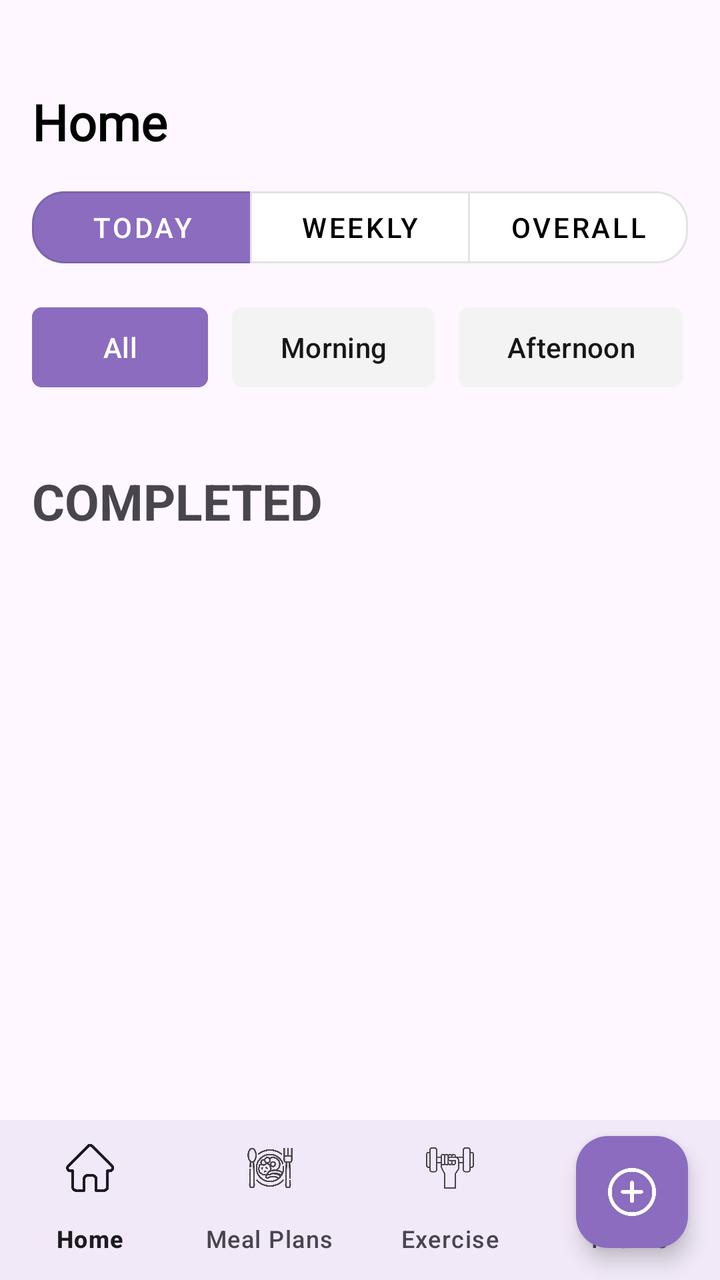
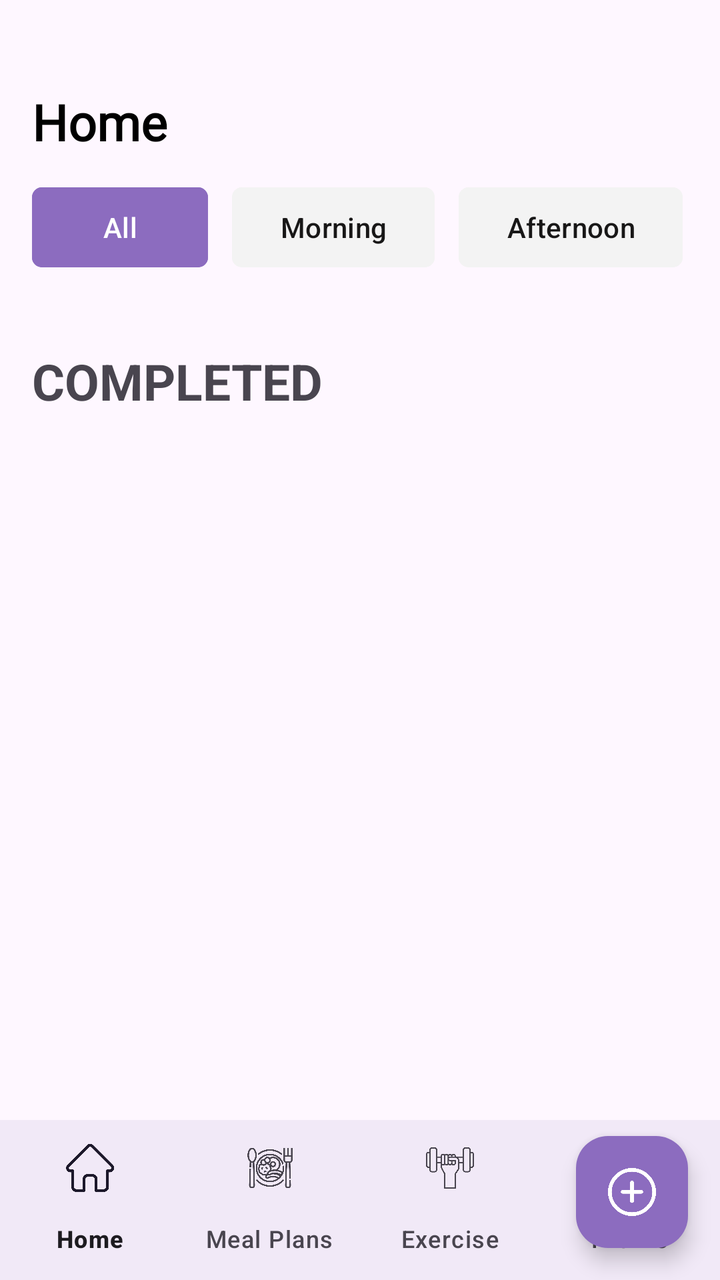

Two renders of the same Android screen: before a commit and after it. Below are the layout's source before the change and the commit's diff.
<!-- AndroidManifest.xml: application theme Theme.FitPro -->
<!-- res/layout/activity_main_home.xml -->
<?xml version="1.0" encoding="utf-8"?>
<androidx.coordinatorlayout.widget.CoordinatorLayout
    xmlns:android="http://schemas.android.com/apk/res/android"
    xmlns:app="http://schemas.android.com/apk/res-auto"
    xmlns:tools="http://schemas.android.com/tools"
    android:id="@+id/main"
    android:layout_width="match_parent"
    android:layout_height="match_parent"
    android:fitsSystemWindows="true"
    tools:context=".MainHome">

    
    <ScrollView
        android:id="@+id/scrollView"
        android:layout_width="match_parent"
        android:layout_height="match_parent"
        android:fillViewport="true">

        <LinearLayout
            android:layout_width="match_parent"
            android:layout_height="wrap_content"
            android:orientation="vertical"
            android:padding="16dp"
            android:paddingBottom="120dp">

            
            <TextView
                android:id="@+id/titleText"
                android:layout_width="wrap_content"
                android:layout_height="wrap_content"
                android:layout_marginTop="28dp"
                android:fontFamily="@font/bebas_neue"
                android:text="Home"
                android:textColor="@android:color/black"
                android:textSize="25sp"
                android:textStyle="bold"/>

            
            <com.google.android.material.button.MaterialButtonToggleGroup
                android:id="@+id/topToggleGroup"
                android:layout_width="match_parent"
                android:layout_height="wrap_content"
                app:singleSelection="true"
                android:layout_marginTop="12dp">

                <com.google.android.material.button.MaterialButton
                    android:id="@+id/btnToday"
                    style="@style/Widget.MaterialComponents.Button.OutlinedButton"
                    android:layout_width="0dp"
                    android:layout_height="wrap_content"
                    android:layout_weight="1"
                    android:text="Today"
                    app:cornerRadius="16dp"
                    app:backgroundTint="@color/AccentColor2"
                    android:textColor="@android:color/white"/>

                <com.google.android.material.button.MaterialButton
                    android:id="@+id/btnWeekly"
                    style="@style/Widget.MaterialComponents.Button.OutlinedButton"
                    android:layout_width="0dp"
                    android:layout_height="wrap_content"
                    android:layout_weight="1"
                    android:text="Weekly"
                    app:cornerRadius="16dp"
                    app:backgroundTint="@android:color/white"
                    android:textColor="@android:color/black"/>

                <com.google.android.material.button.MaterialButton
                    android:id="@+id/btnOverall"
                    style="@style/Widget.MaterialComponents.Button.OutlinedButton"
                    android:layout_width="0dp"
                    android:layout_height="wrap_content"
                    android:layout_weight="1"
                    android:text="Overall"
                    app:cornerRadius="16dp"
                    app:backgroundTint="@android:color/white"
                    android:textColor="@android:color/black"/>
            </com.google.android.material.button.MaterialButtonToggleGroup>

            
            <HorizontalScrollView
                android:layout_width="match_parent"
                android:layout_height="wrap_content"
                android:scrollbars="none"
                android:overScrollMode="never"
                android:layout_marginTop="12dp">

                <LinearLayout
                    android:layout_width="wrap_content"
                    android:layout_height="wrap_content"
                    android:orientation="horizontal">

                    <Button
                        android:id="@+id/buttonAll"
                        android:layout_width="wrap_content"
                        android:layout_height="wrap_content"
                        android:backgroundTint="@color/AccentColor2"
                        android:text="All"
                        android:layout_marginEnd="12dp"
                        app:cornerRadius="5dp"/>

                    <Button
                        android:id="@+id/buttonMorning"
                        android:layout_width="wrap_content"
                        android:layout_height="wrap_content"
                        android:layout_marginEnd="12dp"
                        android:backgroundTint="@color/bg_white"
                        android:text="Morning"
                        android:textColor="@color/primaryColor"
                        app:cornerRadius="5dp"/>

                    <Button
                        android:id="@+id/buttonAfternoon"
                        android:layout_width="wrap_content"
                        android:layout_height="wrap_content"
                        android:layout_marginEnd="12dp"
                        android:backgroundTint="@color/bg_white"
                        android:text="Afternoon"
                        android:textColor="@color/primaryColor"
                        app:cornerRadius="5dp"/>

                    <Button
                        android:id="@+id/buttonEvening"
                        android:layout_width="wrap_content"
                        android:layout_height="wrap_content"
                        android:backgroundTint="@color/bg_white"
                        android:text="Evening"
                        android:textColor="@color/primaryColor"
                        app:cornerRadius="5dp"/>
                </LinearLayout>
            </HorizontalScrollView>

            
            <LinearLayout
                android:id="@+id/habitContainer"
                android:layout_width="match_parent"
                android:layout_height="wrap_content"
                android:orientation="vertical"
                android:layout_marginTop="16dp"/>

            
            <TextView
                android:layout_width="wrap_content"
                android:layout_height="wrap_content"
                android:text="COMPLETED"
                android:textSize="25sp"
                android:textStyle="bold"
                android:layout_marginTop="20dp"/>

            
            <LinearLayout
                android:id="@+id/completedContainer"
                android:layout_width="match_parent"
                android:layout_height="wrap_content"
                android:orientation="vertical"
                android:layout_marginTop="12dp"/>

        </LinearLayout>
    </ScrollView>

    
    <com.google.android.material.floatingactionbutton.FloatingActionButton
        android:id="@+id/fabAdd"
        android:layout_width="wrap_content"
        android:layout_height="wrap_content"
        android:layout_gravity="bottom|end"
        android:layout_margin="16dp"
        android:contentDescription="Add"
        app:backgroundTint="@color/AccentColor2"
        app:srcCompat="@drawable/ic_add"
        app:tint="@android:color/white"/>

    
    <com.google.android.material.bottomnavigation.BottomNavigationView
        android:id="@+id/bottom_navigation"
        android:layout_width="match_parent"
        android:layout_height="wrap_content"
        android:layout_gravity="bottom"
        android:background="?android:attr/windowBackground"
        app:labelVisibilityMode="labeled"
        app:menu="@menu/bottom_nav_menu"/>
</androidx.coordinatorlayout.widget.CoordinatorLayout>
<!-- resources referenced by this layout -->
<resources>
  <color name="AccentColor2">#8C6CBF</color>
  <color name="bg_white">#F3F3F3</color>
  <color name="primaryColor">#181717</color>
  <!-- drawable ic_add: png bitmap (drawable, 17923 bytes) -->
  <style name="Theme.FitPro" parent="Base.Theme.FitPro" />
  <style name="Base.Theme.FitPro" parent="Theme.Material3.DayNight.NoActionBar">
          
          
      </style>
</resources>

<!-- the commit's change to res/layout/activity_main_home.xml (unified diff, before → after) -->
@@ -34,48 +34,6 @@
                 android:textColor="@android:color/black"
                 android:textSize="25sp"
                 android:textStyle="bold"/>
-
-            
-            <com.google.android.material.button.MaterialButtonToggleGroup
-                android:id="@+id/topToggleGroup"
-                android:layout_width="match_parent"
-                android:layout_height="wrap_content"
-                app:singleSelection="true"
-                android:layout_marginTop="12dp">
-
-                <com.google.android.material.button.MaterialButton
-                    android:id="@+id/btnToday"
-                    style="@style/Widget.MaterialComponents.Button.OutlinedButton"
-                    android:layout_width="0dp"
-                    android:layout_height="wrap_content"
-                    android:layout_weight="1"
-                    android:text="Today"
-                    app:cornerRadius="16dp"
-                    app:backgroundTint="@color/AccentColor2"
-                    android:textColor="@android:color/white"/>
-
-                <com.google.android.material.button.MaterialButton
-                    android:id="@+id/btnWeekly"
-                    style="@style/Widget.MaterialComponents.Button.OutlinedButton"
-                    android:layout_width="0dp"
-                    android:layout_height="wrap_content"
-                    android:layout_weight="1"
-                    android:text="Weekly"
-                    app:cornerRadius="16dp"
-                    app:backgroundTint="@android:color/white"
-                    android:textColor="@android:color/black"/>
-
-                <com.google.android.material.button.MaterialButton
-                    android:id="@+id/btnOverall"
-                    style="@style/Widget.MaterialComponents.Button.OutlinedButton"
-                    android:layout_width="0dp"
-                    android:layout_height="wrap_content"
-                    android:layout_weight="1"
-                    android:text="Overall"
-                    app:cornerRadius="16dp"
-                    app:backgroundTint="@android:color/white"
-                    android:textColor="@android:color/black"/>
-            </com.google.android.material.button.MaterialButtonToggleGroup>
 
             
             <HorizontalScrollView
@@ -155,6 +113,8 @@
                 android:orientation="vertical"
                 android:layout_marginTop="12dp"/>
 
+            
+
         </LinearLayout>
     </ScrollView>
 
